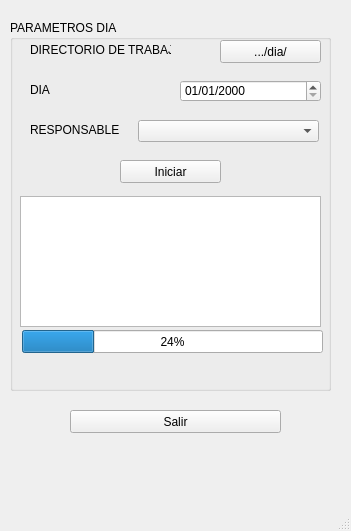
Before: the Qt Designer form src/ui/inicio.ui in RedSismicaAustro/rsa_sismologia, drawn with Qt 5.
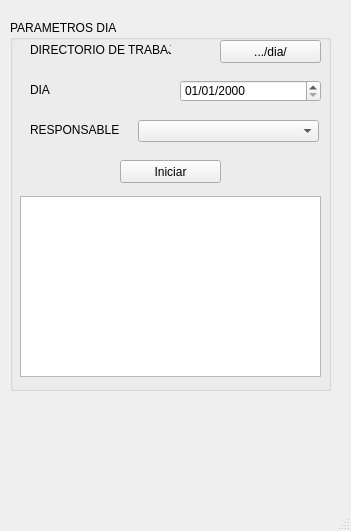
After: the same form once the commit is applied.

Commit message:
A casa 8 de agosto
Menu

Patch:
```diff
--- a/src/ui/inicio.ui
+++ b/src/ui/inicio.ui
@@ -77,23 +77,10 @@
        <x>10</x>
        <y>176</y>
        <width>301</width>
-       <height>131</height>
+       <height>181</height>
       </rect>
      </property>
     </widget>
-    <widget class="QProgressBar" name="progressBar">
-     <property name="geometry">
-      <rect>
-       <x>12</x>
-       <y>310</y>
-       <width>301</width>
-       <height>23</height>
-      </rect>
-     </property>
-     <property name="value">
-      <number>24</number>
-     </property>
-    </widget>
     <widget class="QComboBox" name="cmbx_resposables">
      <property name="geometry">
       <rect>
@@ -144,19 +131,6 @@
      </property>
     </widget>
    </widget>
-   <widget class="QPushButton" name="Btn_Salir">
-    <property name="geometry">
-     <rect>
-      <x>70</x>
-      <y>410</y>
-      <width>211</width>
-      <height>23</height>
-     </rect>
-    </property>
-    <property name="text">
-     <string>Salir</string>
-    </property>
-   </widget>
   </widget>
   <widget class="QMenuBar" name="menubar">
    <property name="geometry">
```
The commit also changes 2 other files.
